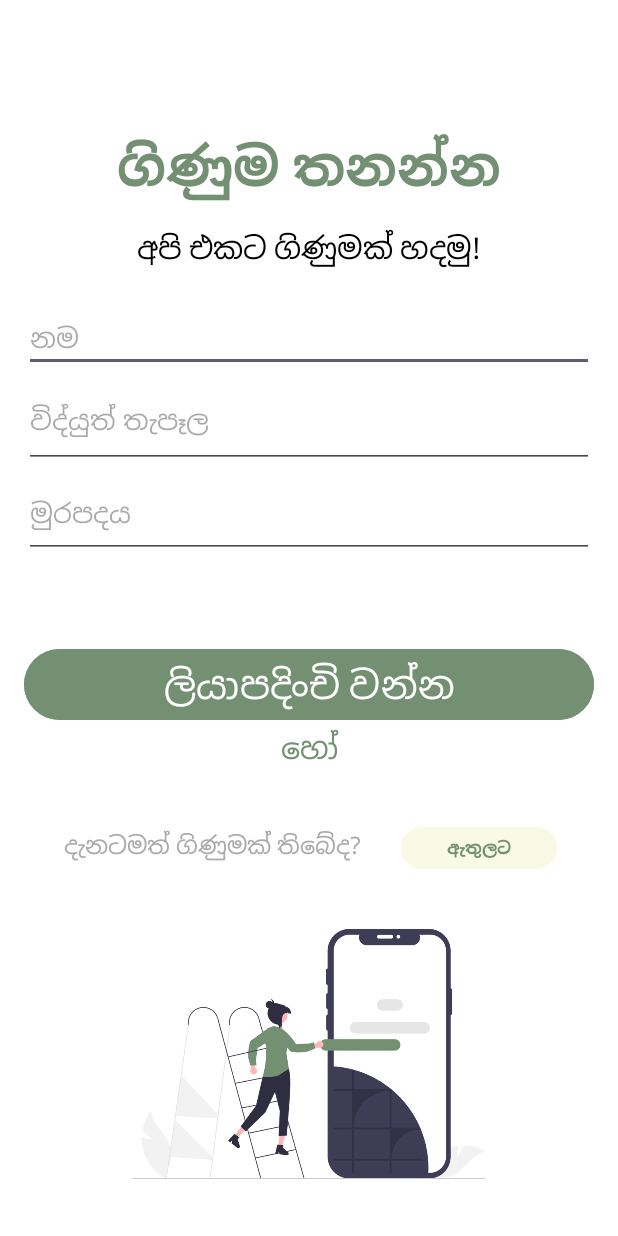
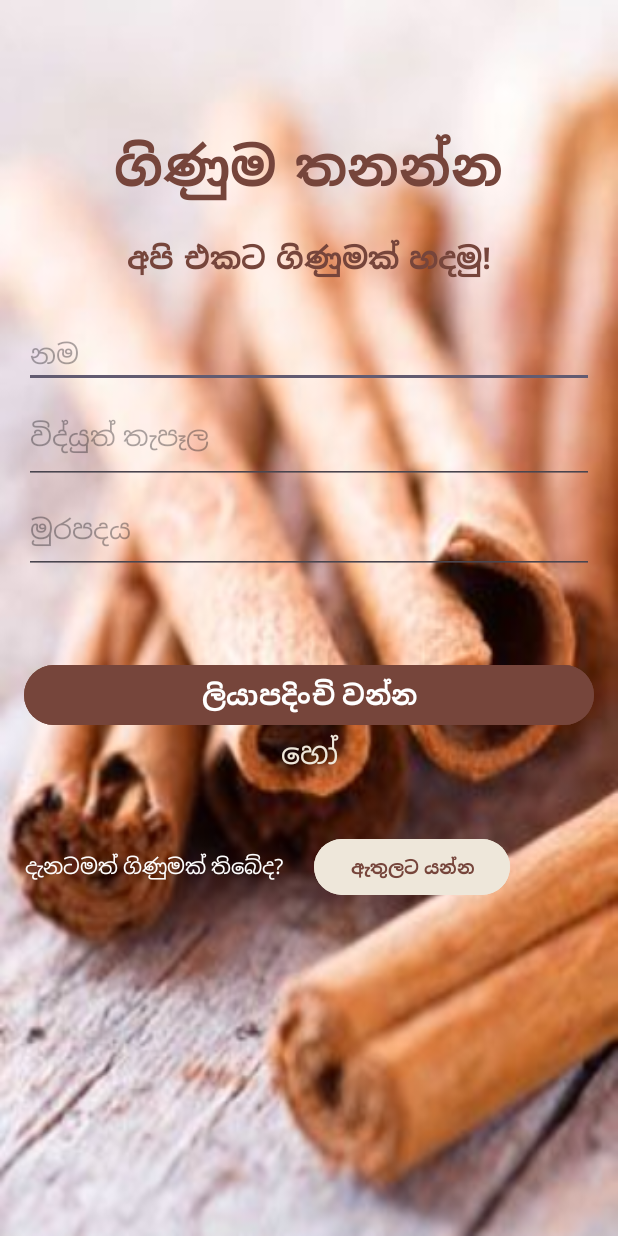
Before and after one commit to ChamodaDSilva/Cinnemease-APP, an Android app: the Sign_Up screen opened directly, with no data from a screen before it, on a phone screen of 412 x 824 dp. Run offline under Robolectric (Android 15) with nearby library versions, the phone set to English and light mode, and no system bars.

```diff
--- a/app/src/main/java/com/example/cinnamease/HomeFragment.java
+++ b/app/src/main/java/com/example/cinnamease/HomeFragment.java
@@ -15,17 +15,13 @@ import android.view.ViewGroup;
  */
 public class HomeFragment extends Fragment {
 
-    // TODO: Rename parameter arguments, choose names that match
-    // the fragment initialization parameters, e.g. ARG_ITEM_NUMBER
     private static final String ARG_PARAM1 = "param1";
     private static final String ARG_PARAM2 = "param2";
 
-    // TODO: Rename and change types of parameters
     private String mParam1;
     private String mParam2;
 
     public HomeFragment() {
-        // Required empty public constructor
     }
 
     /**
@@ -36,7 +32,6 @@ public class HomeFragment extends Fragment {
      * @param param2 Parameter 2.
      * @return A new instance of fragment HomeFragment.
      */
-    // TODO: Rename and change types and number of parameters
     public static HomeFragment newInstance(String param1, String param2) {
         HomeFragment fragment = new HomeFragment();
         Bundle args = new Bundle();
@@ -58,7 +53,6 @@ public class HomeFragment extends Fragment {
     @Override
     public View onCreateView(LayoutInflater inflater, ViewGroup container,
                              Bundle savedInstanceState) {
-        // Inflate the layout for this fragment
         return inflater.inflate(R.layout.fragment_home, container, false);
     }
 }
--- a/app/src/main/java/com/example/cinnamease/SplashScreen.java
+++ b/app/src/main/java/com/example/cinnamease/SplashScreen.java
@@ -18,11 +18,9 @@ public class SplashScreen extends AppCompatActivity {
         new Handler().postDelayed(new Runnable() {
             @Override
             public void run() {
-                // Start main activity after splash screen duration
-//                Intent intent = new Intent(SplashScreen.this, MainActivity.class);
                 Intent intent = new Intent(SplashScreen.this, Sign_In.class);
                 startActivity(intent);
-                finish(); // Prevent going back to splash screen when pressing back button
+                finish();
             }
         }, SPLASH_SCREEN_DURATION);
     }
--- a/app/src/main/res/layout/activity_main.xml
+++ b/app/src/main/res/layout/activity_main.xml
@@ -21,7 +21,9 @@
         android:id="@+id/bottomNavigationView"
         android:layout_width="410dp"
         android:layout_height="79dp"
+        app:itemRippleColor="@color/app_dec"
         app:backgroundTint="@color/app_primary"
+        app:itemTextColor="@color/white"
         app:layout_constraintBottom_toBottomOf="parent"
         app:layout_constraintEnd_toEndOf="parent"
         app:layout_constraintStart_toStartOf="parent"
--- a/app/src/main/res/layout/activity_sign_up.xml
+++ b/app/src/main/res/layout/activity_sign_up.xml
@@ -3,13 +3,12 @@
     xmlns:app="http://schemas.android.com/apk/res-auto"
     android:layout_width="match_parent"
     android:layout_height="match_parent"
-    android:background="@color/white"
+    android:background="@drawable/bg"
     android:focusable="auto"
     android:orientation="vertical"
 
     android:padding="16dp">
 
-    <!-- Space Heading -->
     <TextView
         android:layout_width="411dp"
         android:layout_height="54dp"
@@ -18,37 +17,35 @@
         android:textSize="30sp"
         android:textStyle="bold" />
 
-    <!-- "Create Account" Heading -->
     <TextView
         android:layout_width="wrap_content"
         android:layout_height="wrap_content"
         android:layout_gravity="center_horizontal"
         android:layout_marginBottom="16dp"
+        android:fontFamily="casual"
         android:text="@string/create_account"
-        android:textColor="@color/app_primary"
+        android:textColor="@color/text_large"
         android:textSize="35sp"
         android:textStyle="bold" />
 
-    <!-- "Let’s create an account together!" Heading -->
     <TextView
         android:layout_width="wrap_content"
         android:layout_height="wrap_content"
         android:layout_gravity="center_horizontal"
         android:layout_marginBottom="24dp"
+        android:fontFamily="casual"
         android:gravity="center"
         android:text="@string/let_s_create_an_account_together"
-        android:textColor="@color/black"
+        android:textColor="@color/text_large"
+        android:textStyle="bold"
         android:textSize="20sp" />
 
-    <!-- Name EditText -->
     <EditText
         android:id="@+id/editTextName"
         android:layout_width="match_parent"
         android:layout_height="wrap_content"
         android:hint="@string/name"
         android:inputType="text" />
-
-    <!-- Email EditText -->
 
     <EditText
         android:id="@+id/editTextEmail"
@@ -57,7 +54,6 @@
         android:hint="@string/email_sinup"
         android:inputType="textEmailAddress" />
 
-    <!-- Password EditText -->
     <EditText
         android:id="@+id/editTextPassword"
         android:layout_width="match_parent"
@@ -73,15 +69,15 @@
         android:textSize="30sp"
         android:textStyle="bold" />
 
-    <!-- Sign In Button -->
     <Button
         android:id="@+id/buttonSignUp"
         android:layout_width="match_parent"
         android:layout_height="wrap_content"
-        android:backgroundTint="@color/app_primary"
+        android:backgroundTint="@color/text_large"
         android:text="@string/sign_up"
+        android:textStyle="bold"
         android:textColor="#FFFFFF"
-        android:textSize="25sp" />
+        android:textSize="18sp" />
 
     <TextView
         android:layout_width="380dp"
@@ -90,7 +86,7 @@
         android:layout_marginBottom="24dp"
         android:gravity="center"
         android:text="@string/or_signup"
-        android:textColor="@color/app_primary"
+        android:textColor="@color/screen_bg"
         android:textSize="20sp" />
 
 
@@ -101,38 +97,33 @@
 
     <LinearLayout
         android:layout_width="match_parent"
-        android:layout_height="61dp"
+        android:layout_height="60dp"
         android:orientation="horizontal">
 
         <TextView
             android:id="@+id/textViewSignUp"
-            android:layout_width="251dp"
-            android:layout_height="wrap_content"
+            android:layout_width="wrap_content"
+            android:layout_height="match_parent"
+            android:fontFamily="cursive"
             android:gravity="center"
             android:paddingTop="16dp"
             android:text="@string/already_have_an_account"
-            android:textColor="@android:color/darker_gray"
-            android:textSize="16sp" />
+            android:textColor="@color/white"
+            android:textSize="14sp" />
 
 
         <Button
-            android:id="@+id/buttonSignUp1"
-            android:layout_width="104dp"
-            android:layout_height="36dp"
+            android:id="@+id/buttonSigIn1"
+            android:layout_width="wrap_content"
+            android:layout_height="45dp"
             android:backgroundTint="@color/screen_bg"
+            android:layout_marginStart="20dp"
             android:text="@string/sign_in"
-            android:textColor="@color/app_primary"
-            android:textSize="11dp"
+            android:textColor="@color/text_large"
+            android:textSize="12dp"
             android:textStyle="bold" />
 
     </LinearLayout>
 
-    <ImageView
-        android:id="@+id/imageView3"
-        android:layout_width="match_parent"
-        android:layout_height="match_parent"
-        android:layout_weight="1"
-        app:srcCompat="@drawable/create" />
-
 
 </LinearLayout>
--- a/app/src/main/res/layout/fragment_home.xml
+++ b/app/src/main/res/layout/fragment_home.xml
@@ -26,7 +26,7 @@
                 android:fontFamily="sans-serif-medium"
                 android:paddingTop="20dp"
                 android:paddingBottom="20dp"
-                android:text="Cinnamease වෙත සාදරයෙන් පිළිගනිමු"
+                android:text="Cinnamease"
                 android:textAlignment="center"
                 android:textAllCaps="true"
                 android:textAppearance="@style/TextAppearance.AppCompat.Large"
--- a/app/src/main/res/values/colors.xml
+++ b/app/src/main/res/values/colors.xml
@@ -6,8 +6,8 @@
     <color name="button_bg">#76453B</color>
     <color name="text_small">#B19470</color>
     <color name="text_large">#76453B</color>
-    <color name="screen_bg">#F8FAE5</color>
-    <color name="text_next">#B3A398</color>
+    <color name="screen_bg">#EEE7DA</color>
+    <color name="text_next">#AFC8AD</color>
     <color name="one">#B19470</color>
     <color name="two">#76453B</color>
     <color name="three">#F8FAE5</color>
--- a/app/src/main/res/values/strings.xml
+++ b/app/src/main/res/values/strings.xml
@@ -6,7 +6,7 @@
     <string name="email">විද්යුත් තැපෑල</string>
     <string name="password">මුරපදය</string>
     <string name="sign_in">ඇතුලට යන්න</string>
-    <string name="or">Or</string>
+    <string name="or">හෝ</string>
     <string name="sign_in_with">පුරනය වන්න</string>
     <string name="don_t_have_an_account_sign_in">ගිණුමක් නැද්ද?</string>
     <string name="create_account">ගිණුම තනන්න</string>
```
Also changed, not shown: app/src/main/java/com/example/cinnamease/HistoryFragment.java (+0 -15 lines), app/src/main/java/com/example/cinnamease/ScanFragment.java (+21 -24 lines), app/src/main/java/com/example/cinnamease/Sign_In.java (+14 -9 lines), app/src/main/java/com/example/cinnamease/Sign_Up.java (+136 -0 lines), app/src/main/res/layout/activity_sign_in.xml (+25 -38 lines), app/src/main/res/layout/activity_splash_screen.xml (+17 -12 lines), app/src/main/res/layout/fragment_history.xml (+45 -21 lines), app/src/main/res/layout/fragment_scan.xml (+0 -14 lines), app/src/main/res/drawable/about.png (added), app/src/main/res/drawable/famer.png (deleted), app/src/main/res/drawable/tree_bg.jpg (added).
